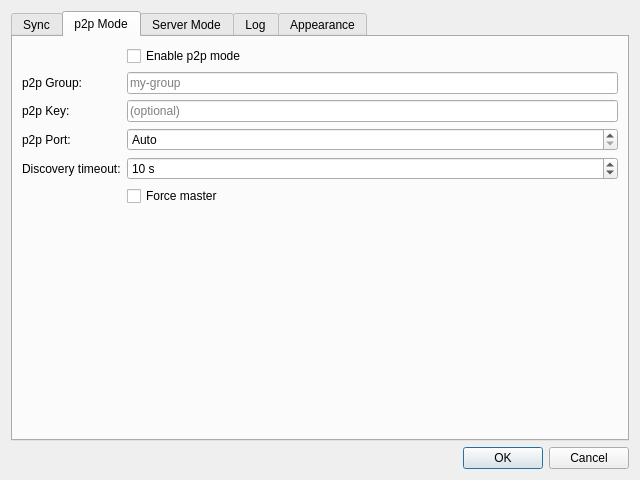
The window that hsync_desktop/ui/settings_dialog.ui (albertsdk/hsync-desktop) describes before a commit, drawn with Qt 5.
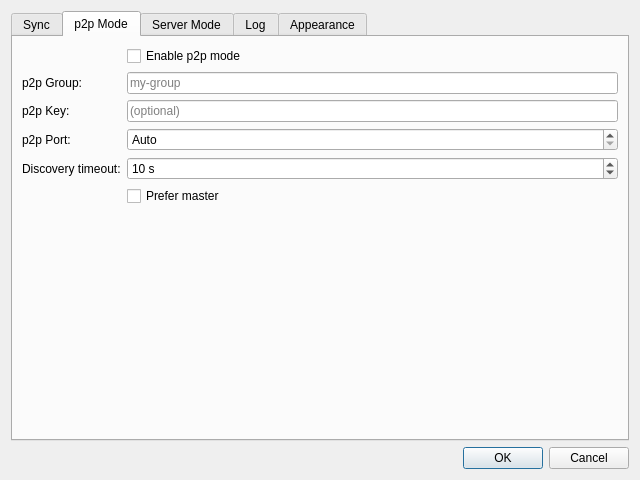
The same window after the commit. The open tabs and pages were chosen to show the change. Icons and pictures are not drawn.

Commit message:
refactor(settings): rename force_master to prefer_master
The option only expresses a preference in the p2p election (a primary that is already serving keeps the role), so the 'force' wording was misleading. Renamed the wire field, CLI flag, config keys, i18n keys and documentation. No backward compatibility is kept.

The edit to the form file:
```diff
--- a/hsync_desktop/ui/settings_dialog.ui
+++ b/hsync_desktop/ui/settings_dialog.ui
@@ -331,7 +331,7 @@
        <item row="6" column="1">
         <widget class="QCheckBox" name="forceMaster">
          <property name="text">
-          <string>Force master</string>
+          <string>Prefer master</string>
          </property>
          <property name="checked">
           <bool>false</bool>
```
Left out of the diff: 2 changed lines with no effect on the pictures. The commit also changes 29 other files.
